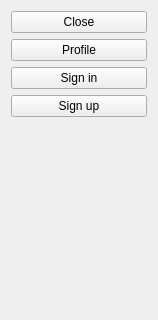
Above: src/uis/auth_menu.ui from arrgn/PhysCalc before the change; both pictures show x 0 to 158 and y 0 to 320 of the 158 by 480 pixel window. Below: the same form after it.
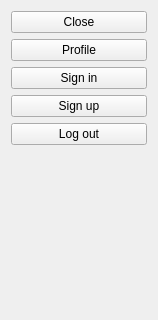
That is the form after the change.

```diff
--- a/src/uis/auth_menu.ui
+++ b/src/uis/auth_menu.ui
@@ -57,6 +57,13 @@
      </property>
     </widget>
    </item>
+   <item>
+    <widget class="QPushButton" name="log_out">
+     <property name="text">
+      <string>Log out</string>
+     </property>
+    </widget>
+   </item>
    <item>
     <spacer name="verticalSpacer">
      <property name="orientation">
```
